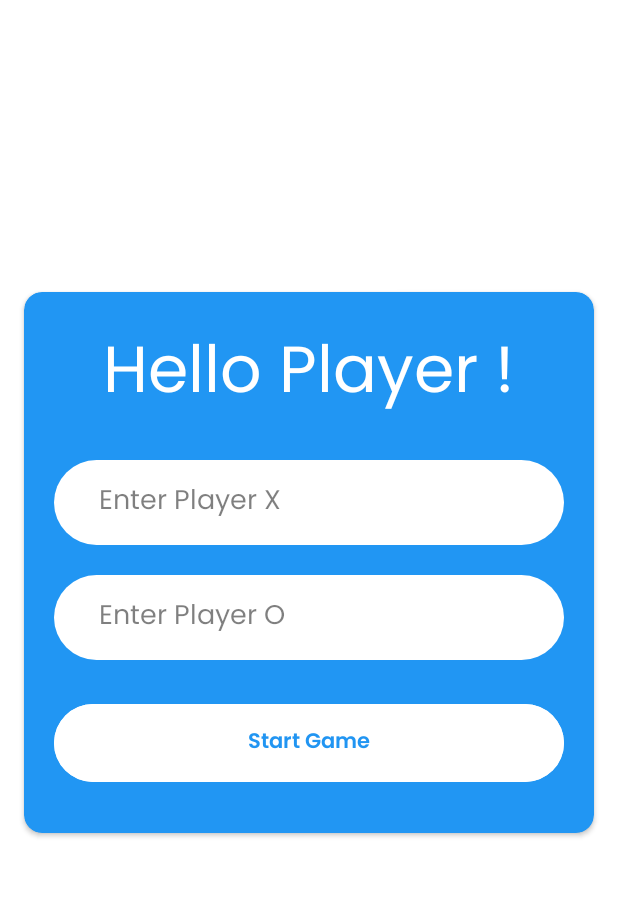
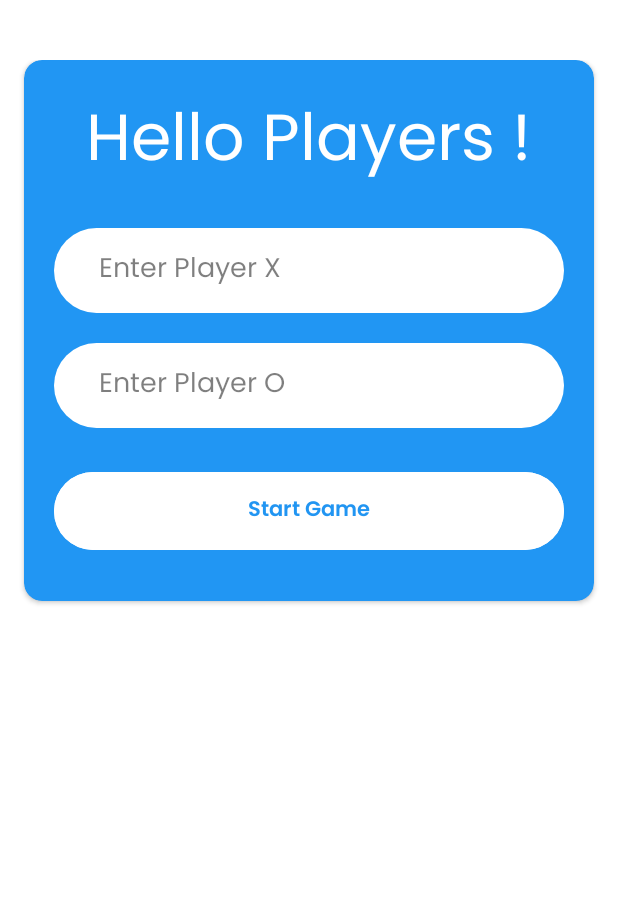
Before and after one commit to KritishDevkota/TicTacToe, an Android app: the screen it shows after launch (MainActivity), on a phone screen of 412 x 824 dp, the part 111-1008 px from its top. Run offline under Robolectric (Android 15) with nearby library versions, the phone set to English and light mode, and no system bars; our stand-ins replace AdMob; Roboto replaces fonts that are not available here.

Commit message:
finished project

```diff
--- a/app/src/main/AndroidManifest.xml
+++ b/app/src/main/AndroidManifest.xml
@@ -2,6 +2,7 @@
 <manifest xmlns:android="http://schemas.android.com/apk/res/android"
     xmlns:tools="http://schemas.android.com/tools">
 
+    <uses-permission android:name="android.permission.INTERNET"/>
     <application
         android:allowBackup="true"
         android:dataExtractionRules="@xml/data_extraction_rules"
@@ -12,6 +13,9 @@
         android:supportsRtl="true"
         android:theme="@style/Theme.TicTacToe"
         tools:targetApi="31">
+        <meta-data
+            android:name="com.google.android.gms.ads.APPLICATION_ID"
+            android:value="ca-app-pub-6209002206896630~2941282438"/>
         <activity
             android:name=".SplashActivity"
             android:exported="true">
--- a/app/src/main/java/com/example/tictactoe/MainActivity.java
+++ b/app/src/main/java/com/example/tictactoe/MainActivity.java
@@ -1,20 +1,27 @@
 package com.example.tictactoe;
 
-import androidx.appcompat.app.AppCompatActivity;
-import androidx.multidex.MultiDex;
-import androidx.recyclerview.widget.RecyclerView;
-
 import android.content.Intent;
-import android.media.Image;
 import android.os.Bundle;
-import android.view.View;
+import android.util.Log;
 import android.view.animation.Animation;
 import android.view.animation.AnimationUtils;
 import android.widget.Button;
 import android.widget.EditText;
 import android.widget.TextView;
 
+import androidx.annotation.NonNull;
+import androidx.appcompat.app.AppCompatActivity;
+import androidx.multidex.MultiDex;
+
+import com.google.android.gms.ads.AdRequest;
+import com.google.android.gms.ads.AdView;
+import com.google.android.gms.ads.LoadAdError;
+import com.google.android.gms.ads.MobileAds;
+import com.google.android.gms.ads.interstitial.InterstitialAd;
+import com.google.android.gms.ads.interstitial.InterstitialAdLoadCallback;
+
 public class MainActivity extends AppCompatActivity {
+    private InterstitialAd mInterstitialAd;
     @Override
     protected void onCreate(Bundle savedInstanceState) {
         super.onCreate(savedInstanceState);
@@ -30,6 +37,12 @@ public class MainActivity extends AppCompatActivity {
         TextView textView = findViewById(R.id.TicTacToe);
         TextView HelloUser = findViewById(R.id.HelloUser);
 
+        MobileAds.initialize(MainActivity.this, initializationStatus -> {
+        });
+        AdView mAd_view = findViewById(R.id.ad_view);
+        AdRequest adRequest = new AdRequest.Builder().build();
+        mAd_view.loadAd(adRequest);
+
 
         if (getSupportActionBar() != null) {
             getSupportActionBar().hide();
@@ -41,9 +54,12 @@ public class MainActivity extends AppCompatActivity {
         Animation animationTwo = AnimationUtils.loadAnimation(this, R.anim.fade_in_and_translate);
         textView.startAnimation(animationTwo);
 
-        button.setOnClickListener(new View.OnClickListener() {
-            @Override
-            public void onClick(View v) {
+        button.setOnClickListener(v -> {
+
+            //loading the ads for the advertisement in another View
+            AdRequest adRequest1 = new AdRequest.Builder().build();
+
+
             String userOne = editTextOne.getText().toString();
             String userTwo = editText2.getText().toString();
             if (userOne.isEmpty() || userTwo.isEmpty())  {
@@ -65,6 +81,24 @@ public class MainActivity extends AppCompatActivity {
                intent.putExtra("player1", textToPassOne);
                intent.putExtra("player2", textToPassTwo);
                startActivity(intent);
+                InterstitialAd.load(MainActivity.this,"ca-app-pub-6209002206896630/6987704196", adRequest1, new InterstitialAdLoadCallback() {
+                    @Override
+                    public void onAdLoaded(@NonNull InterstitialAd interstitialAd) {
+                        // The mInterstitialAd reference will be null until
+                        // an ad is loaded.
+                        mInterstitialAd = interstitialAd;
+                    }
+
+                    @Override
+                    public void onAdFailedToLoad(@NonNull LoadAdError loadAdError) {
+                        // Handle the error
+                        mInterstitialAd = null;
+                    }
+                });
+                if (mInterstitialAd != null) {
+                    mInterstitialAd.show(MainActivity.this);
+                } else {
+                    Log.d("TAG", "The interstitial ad wasn't ready yet.");
                 }
             }
         });
--- a/app/src/main/java/com/example/tictactoe/SplashActivity.java
+++ b/app/src/main/java/com/example/tictactoe/SplashActivity.java
@@ -1,6 +1,4 @@
 package com.example.tictactoe;
-
-import androidx.appcompat.app.AppCompatActivity;
 
 import android.content.Intent;
 import android.os.Bundle;
@@ -8,6 +6,8 @@ import android.os.Handler;
 import android.view.animation.Animation;
 import android.view.animation.AnimationUtils;
 import android.widget.TextView;
+
+import androidx.appcompat.app.AppCompatActivity;
 
 public class SplashActivity extends AppCompatActivity {
 
--- a/app/src/main/res/layout/activity_main.xml
+++ b/app/src/main/res/layout/activity_main.xml
@@ -5,7 +5,7 @@
     android:layout_width="match_parent"
     android:layout_height="match_parent"
     android:orientation="vertical"
-    android:background="@android:color/white"
+    android:background="#FFFFFF"
     tools:context=".MainActivity">
 
     <TextView
@@ -23,34 +23,37 @@
     <LinearLayout
         android:layout_width="match_parent"
         android:layout_height="match_parent"
-        android:gravity="center"
+        android:layout_marginTop="40dp"
         android:orientation="vertical">
         <androidx.cardview.widget.CardView
             android:layout_width="match_parent"
-            android:layout_gravity="center"
             android:layout_height="wrap_content"
             android:layout_marginStart="16dp"
             app:cardCornerRadius="12dp"
             android:layout_marginEnd="16dp"
             app:cardBackgroundColor="#2196F3">
+<ScrollView
+    android:layout_width="match_parent"
+    android:layout_height="wrap_content"
+    android:layout_gravity="center">
     <LinearLayout
         android:layout_width="match_parent"
+        android:layout_height="match_parent"
         android:gravity="center"
         android:orientation="vertical"
-                android:paddingBottom="30dp"
         android:paddingTop="20dp"
-                android:layout_height="match_parent">
+        android:paddingBottom="30dp">
 
         <TextView
             android:id="@+id/HelloUser"
             android:layout_width="wrap_content"
             android:layout_height="wrap_content"
+            android:layout_gravity="center"
+            android:layout_marginBottom="20dp"
             android:fontFamily="@font/poppins"
-                    android:text="Hello Player !"
-                    android:layout_gravity="center"
             android:gravity="center"
+            android:text="Hello Players !"
             android:textColor="@color/white"
-                    android:layout_marginBottom="20dp"
             android:textSize="43dp" />
 
         <EditText
@@ -67,18 +70,18 @@
             android:inputType="text"
             android:paddingStart="30dp"
             android:paddingTop="13dp"
+            android:paddingEnd="8dp"
             android:paddingBottom="13dp"
-                    android:paddingEnd="8dp"
             android:textColor="@color/black"
             android:textColorHint="#80000000" />
+
         <EditText
             android:id="@+id/editTextText2"
             android:layout_width="match_parent"
             android:layout_height="wrap_content"
             android:layout_marginStart="20dp"
+            android:layout_marginTop="20dp"
             android:layout_marginEnd="20dp"
-                    android:layout_marginTop="20dp"
-                    android:paddingEnd="8dp"
             android:layout_weight="1"
             android:background="@drawable/background"
             android:ems="10"
@@ -87,6 +90,7 @@
             android:inputType="text"
             android:paddingStart="30dp"
             android:paddingTop="13dp"
+            android:paddingEnd="8dp"
             android:paddingBottom="13dp"
             android:textColor="@color/black"
             android:textColorHint="#80000000" />
@@ -107,7 +111,25 @@
             android:text="Start Game"
             android:textColor="#2195F2" />
     </LinearLayout>
+</ScrollView>
+
         </androidx.cardview.widget.CardView>
+
+        <LinearLayout
+            android:layout_width="match_parent"
+            android:layout_height="match_parent">
+            <com.google.android.gms.ads.AdView
+                android:id="@+id/ad_view"
+                android:layout_width="match_parent"
+                android:layout_height="50dp"
+                android:layout_alignParentStart="true"
+                android:layout_alignParentEnd="true"
+                android:layout_alignParentBottom="true"
+                app:adSize="BANNER"
+                android:layout_gravity="bottom"
+                app:adUnitId="ca-app-pub-6209002206896630/1495257258"
+                tools:ignore="ObsoleteLayoutParam" />
+        </LinearLayout>
 
     </LinearLayout>
 
--- a/build.gradle
+++ b/build.gradle
@@ -1,4 +1,4 @@
 // Top-level build file where you can add configuration options common to all sub-projects/modules.
 plugins {
-id 'com.android.application' version '8.1.2' apply false
+id 'com.android.application' version '8.2.0' apply false
 }
```
Also changed, not shown: app/build.gradle (+11 -2 lines), app/src/main/java/com/example/tictactoe/GameActivity.java (+53 -34 lines), app/src/main/java/com/example/tictactoe/ResultActivity.java (deleted, +0 -54 lines), app/src/main/java/com/example/tictactoe/ResultDialog.java (added, +45 -0 lines), app/src/main/res/layout/activity_game.xml (+14 -2 lines), gradle/wrapper/gradle-wrapper.properties, 2 other files. Lines whose indentation alone changed are shown as unchanged.
